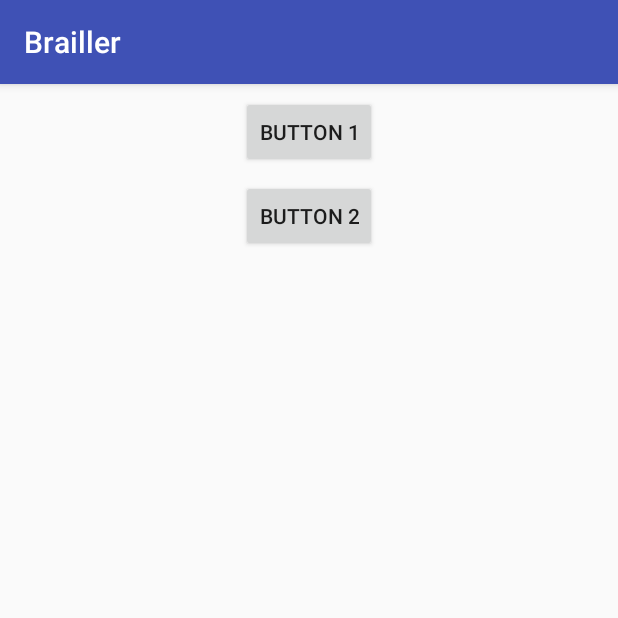
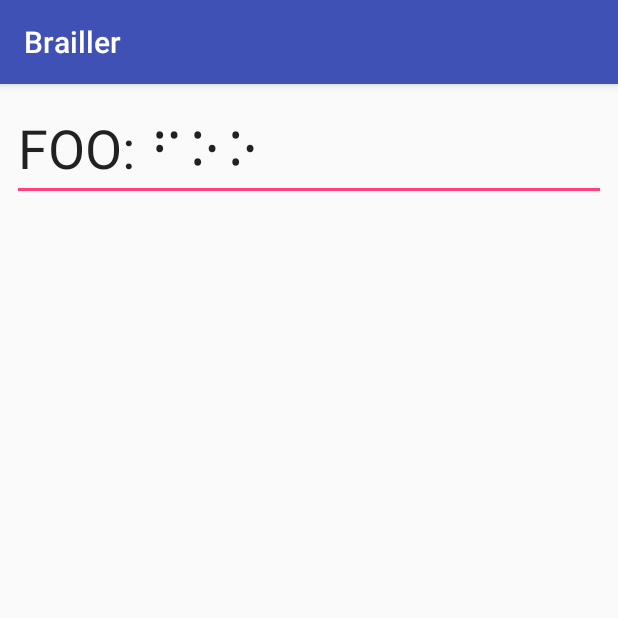
Before and after one commit to gmadrid/brailler, an Android app: the screen it shows after launch (MainActivity), on a phone screen of 412 x 824 dp, the top half of it. Run offline under Robolectric (Android 15) with nearby library versions, the phone set to English and light mode, and no system bars.

Commit message:
Adding braille to text edit view

```diff
--- a/app/src/main/java/com/scrawlsoft/brailler/Cell.java
+++ b/app/src/main/java/com/scrawlsoft/brailler/Cell.java
@@ -6,9 +6,9 @@ package com.scrawlsoft.brailler;
  * since why not? This also means that we can convert easily to the Unicode character for a cell
  * by simple adding the dot values to U+2800.
  *
- *      1 (0x1)  o  o 4 (0x8)
- *      2 (0x2)  o  o 5 (0x10)
- *      3 (0x4)  o  o 6 (0x20)
+ *      1  (0x1) o  o 4 (0x8)
+ *      2  (0x2) o  o 5 (0x10)
+ *      3  (0x4) o  o 6 (0x20)
  *      7 (0x40) o  o 8 (0x80)
  *
  *  So, for example, a Braille 'e', encoded as dots 1,5, would be 0x01 + 0x10 = 0x11.
--- a/app/src/main/java/com/scrawlsoft/brailler/MainActivity.java
+++ b/app/src/main/java/com/scrawlsoft/brailler/MainActivity.java
@@ -2,6 +2,7 @@ package com.scrawlsoft.brailler;
 
 import android.support.v7.app.AppCompatActivity;
 import android.os.Bundle;
+import android.widget.EditText;
 
 
 public class MainActivity extends AppCompatActivity {
@@ -10,5 +11,15 @@ public class MainActivity extends AppCompatActivity {
     protected void onCreate(Bundle savedInstanceState) {
         super.onCreate(savedInstanceState);
         setContentView(R.layout.activity_main);
+
+        EditText editText = (EditText) findViewById(R.id.textThing);
+        editText.setText("GEORGE");
+
+        Cell cellF = new Cell((char) (Cell.DOT_1 | Cell.DOT_2 | Cell.DOT_4));
+        Cell cellO = new Cell((char) (Cell.DOT_1 | Cell.DOT_3 | Cell.DOT_5));
+
+        String foo = "FOO: " + cellF.getCodePoint() + cellO.getCodePoint() + cellO.getCodePoint();
+        editText.setText(foo);
+
     }
 }
--- a/app/src/main/res/layout/activity_main.xml
+++ b/app/src/main/res/layout/activity_main.xml
@@ -6,28 +6,19 @@
     android:layout_height="match_parent"
     tools:context="com.scrawlsoft.brailler.MainActivity">
 
-    <Button
-        android:id="@+id/button"
-        android:layout_width="wrap_content"
+    <EditText
+        android:id="@+id/textThing"
+        android:layout_width="match_parent"
         android:layout_height="wrap_content"
-        android:text="Button 1"
+        android:layout_marginLeft="8dp"
         android:layout_marginRight="8dp"
+        android:layout_marginTop="8dp"
+        android:editable="true"
+        android:ems="10"
+        android:inputType="textPersonName"
+        android:text="Name"
+        android:textSize="36sp"
+        app:layout_constraintLeft_toLeftOf="parent"
         app:layout_constraintRight_toRightOf="parent"
-        android:layout_marginLeft="8dp"
-        app:layout_constraintLeft_toLeftOf="parent"
-        app:layout_constraintTop_toTopOf="parent"
-        android:layout_marginTop="8dp"
-        app:layout_constraintHorizontal_bias="0.501" />
-
-    <Button
-        android:id="@+id/button2"
-        android:layout_width="wrap_content"
-        android:layout_height="wrap_content"
-        android:text="Button 2"
-        android:layout_marginTop="8dp"
-        app:layout_constraintTop_toBottomOf="@+id/button"
-        android:layout_marginRight="8dp"
-        app:layout_constraintRight_toRightOf="parent"
-        android:layout_marginLeft="8dp"
-        app:layout_constraintLeft_toLeftOf="parent" />
+        app:layout_constraintTop_toTopOf="parent" />
 </android.support.constraint.ConstraintLayout>
```
